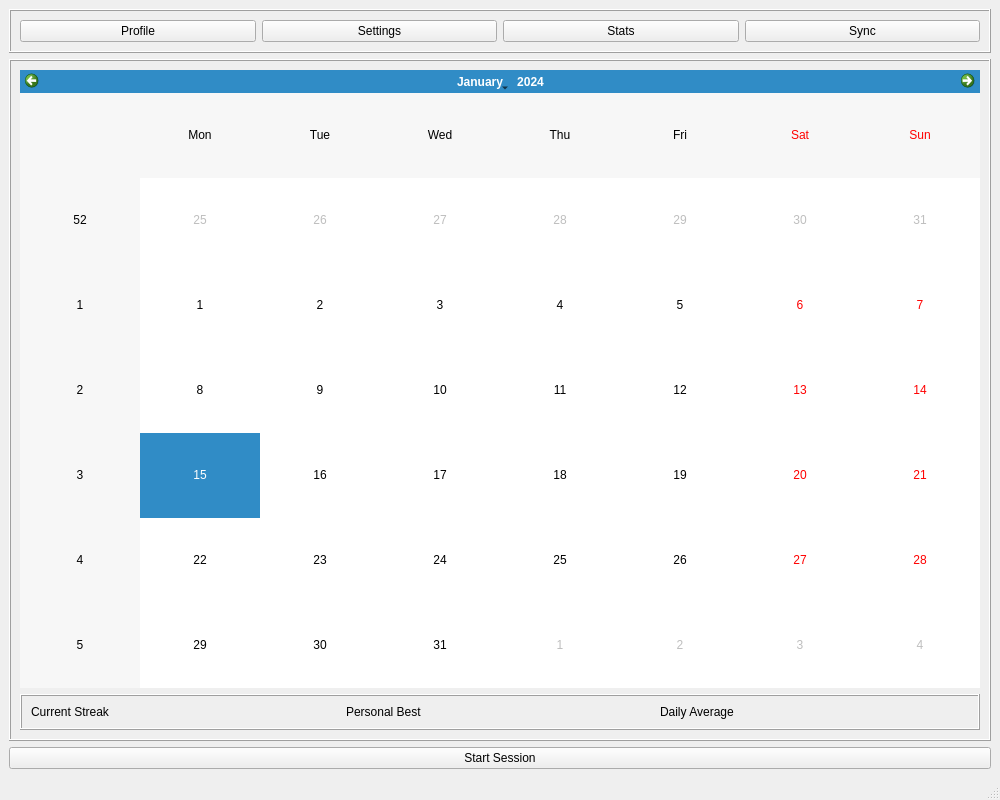
Webtamu/shumi, file qtdesigner/home_design.ui: the form before one commit.
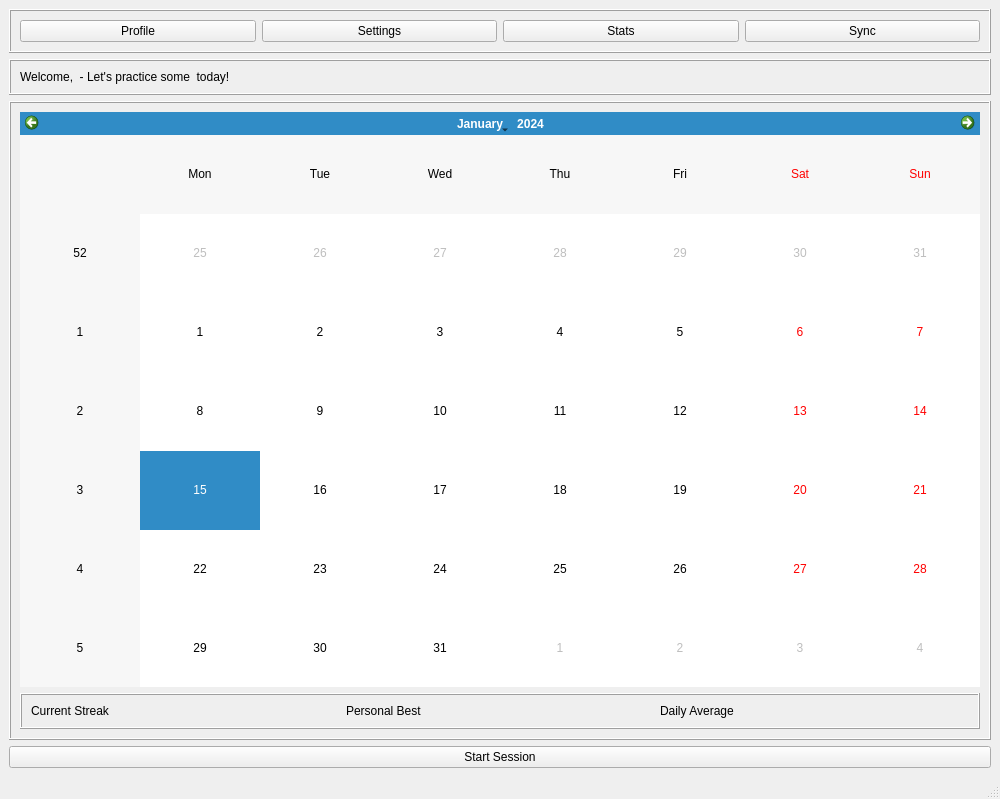
The form after the commit. Icons and pictures are not drawn.

Commit message: Basic Supabase Auth

Diff of the .ui file:
```diff
--- a/qtdesigner/home_design.ui
+++ b/qtdesigner/home_design.ui
@@ -7,7 +7,7 @@
     <x>0</x>
     <y>0</y>
     <width>1000</width>
-    <height>800</height>
+    <height>799</height>
    </rect>
   </property>
   <property name="sizePolicy">
@@ -77,6 +77,31 @@
       </layout>
      </widget>
     </item>
+    <item>
+     <widget class="QFrame" name="frame_2">
+      <property name="layoutDirection">
+       <enum>Qt::LeftToRight</enum>
+      </property>
+      <property name="frameShape">
+       <enum>QFrame::Box</enum>
+      </property>
+      <property name="frameShadow">
+       <enum>QFrame::Raised</enum>
+      </property>
+      <layout class="QHBoxLayout" name="horizontalLayout_3">
+       <item>
+        <widget class="QLabel" name="label_4">
+         <property name="layoutDirection">
+          <enum>Qt::LeftToRight</enum>
+         </property>
+         <property name="text">
+          <string>Welcome, &lt;User&gt; - Let's practice some &lt;Instrument&gt; today!</string>
+         </property>
+        </widget>
+       </item>
+      </layout>
+     </widget>
+    </item>
     <item>
      <widget class="QFrame" name="frame_3">
       <property name="frameShape">
```
The commit also changes 2 other files.
